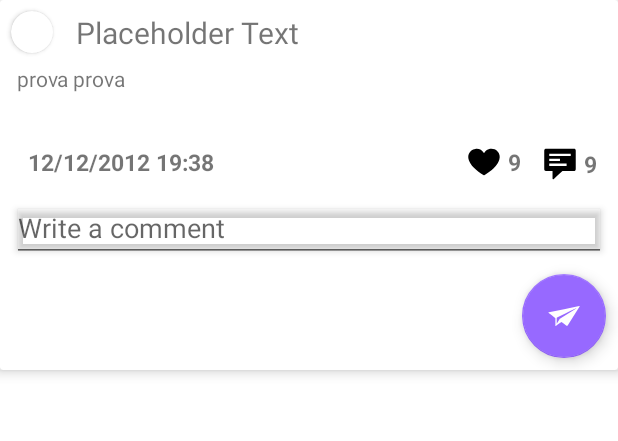
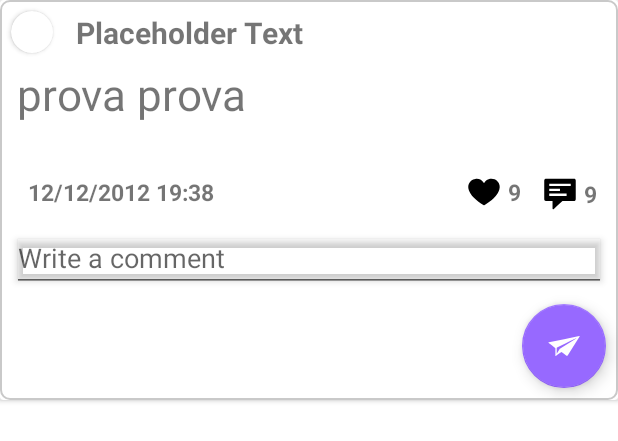
Before and after one commit to gabenrlorseb/elgs, an Android app: the layout post_bacheca_sample.xml on its own in the app's theme, with its tools: preview values and no code run, on a phone screen of 412 x 824 dp. Shown: the top 441 px of the screen. Run offline under Robolectric (Android 15) with nearby library versions, the phone set to English and light mode, and no system bars.

Commit message:
Revisione layout RecyclerView + fix doppioni + Fix nome cognome. Da fixare quando un post ha immagini o doc

```diff
--- a/unijet/src/main/java/com/legs/unijet/PostAdapter.java
+++ b/unijet/src/main/java/com/legs/unijet/PostAdapter.java
@@ -72,7 +72,7 @@ public class PostAdapter extends RecyclerView.Adapter<PostAdapter.PostViewHolder
         holder.post_content.setText(currentItem.getPost_content());
         holder.number_of_likes.setText(Integer.toString(currentItem.getLikes()));
         SimpleDateFormat sdf = new SimpleDateFormat("MMMM d, yyyy 'at' h:mm a");
-        String date = sdf.format(currentItem.getTimestamp());
+        String date = sdf.format(currentItem.getTimestamp() * 1000);
         holder.date_time.setText(date);
         if (holder.liked) {
             holder.like.setColorFilter(Color.argb(255,255,0,0));
@@ -114,7 +114,6 @@ public class PostAdapter extends RecyclerView.Adapter<PostAdapter.PostViewHolder
             }
         }
 
-        sampleList.add(currentItem);
 
     }
 
--- a/unijet/src/main/res/drawable/button_with_stroke.xml
+++ b/unijet/src/main/res/drawable/button_with_stroke.xml
@@ -1,5 +1,8 @@
 <?xml version="1.0" encoding="utf-8"?>
 <shape xmlns:android="http://schemas.android.com/apk/res/android">
+
+    <corners
+        android:radius="6dp"/>
 
     <size
         android:width="180dp"
@@ -7,8 +10,10 @@
 
     <solid
         android:color="#FFFFFF"/>
+
+
     <stroke
-        android:width="2dp"
-        android:color="#000000"/>
+        android:width="1.5dp"
+        android:color="#45373737"/>
 
 </shape>
--- a/unijet/src/main/res/layout/post_bacheca_sample.xml
+++ b/unijet/src/main/res/layout/post_bacheca_sample.xml
@@ -3,10 +3,12 @@
     xmlns:card_view="http://schemas.android.com/apk/res-auto"
     android:layout_width="match_parent"
     android:layout_height="wrap_content"
-    card_view:cardCornerRadius="2dp"
-    card_view:cardElevation="5dp">
+
+    card_view:cardCornerRadius="2dp">
 
     <androidx.constraintlayout.widget.ConstraintLayout
+        android:background="@drawable/button_with_stroke"
+        android:elevation="10dp"
         android:layout_width="match_parent"
         android:layout_height="match_parent">
 
@@ -34,6 +36,7 @@
             android:layout_width="wrap_content"
             android:layout_height="wrap_content"
             android:text="Placeholder Text"
+            android:textStyle="bold"
             android:textSize="@dimen/common_default_title_text_size" />
 
 
@@ -71,6 +74,7 @@
 
 
         <TextView
+            android:textSize="29sp"
             android:id="@+id/post_text"
             android:layout_marginTop="7dp"
             android:layout_marginHorizontal="11dp"
```
Also changed, not shown: unijet/src/main/java/com/legs/unijet/groupDetailsActivity/GroupActivity.java (+36 -23 lines), unijet/src/main/res/layout/collapsing_toolbar_layout_sample.xml (+21 -20 lines).
